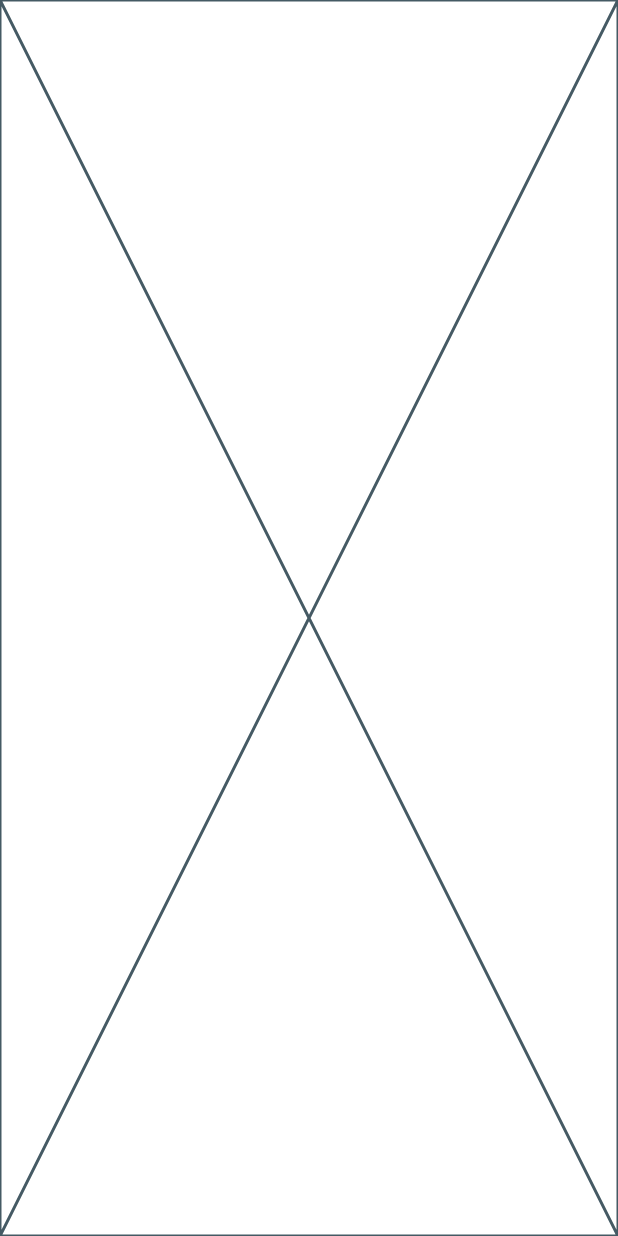
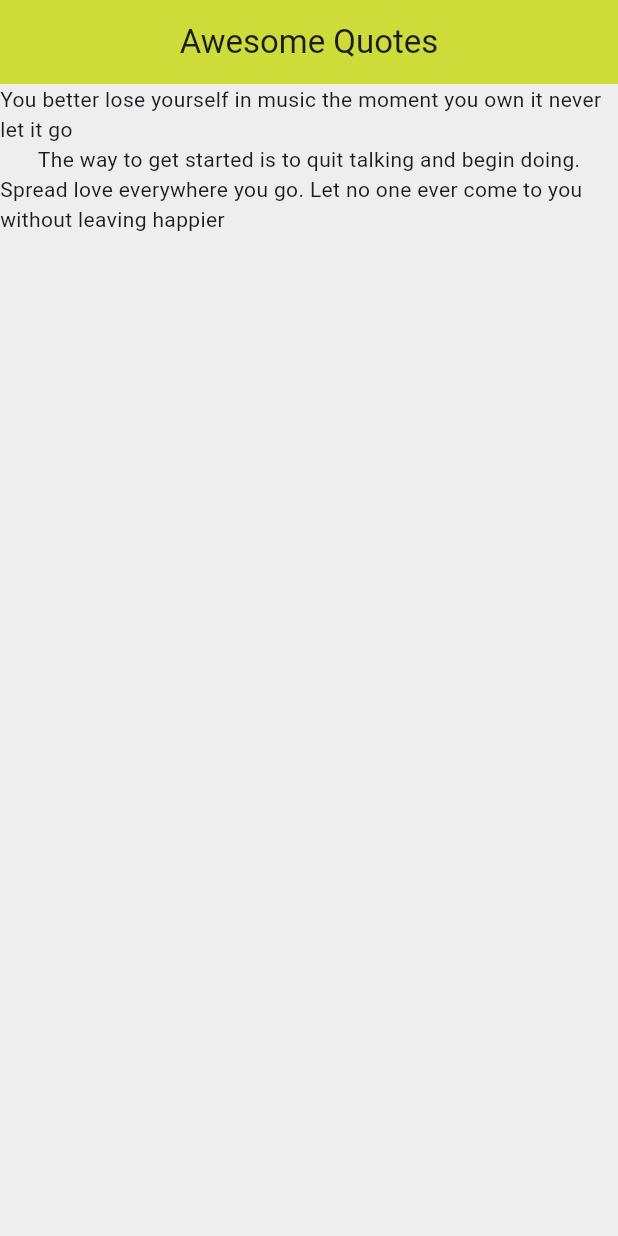
Before and after one commit to jomar-git-comsci/test-list-of-quotes, a Flutter app: the screen it shows after launch, on a phone screen of 412 x 824 dp. Run offline on Flutter 3.47's test engine with Material 3 defaults, Android fonts, the phone set to English and light mode, and no system bars.

Commit message:
second commit

```diff
--- a/lib/main.dart
+++ b/lib/main.dart
@@ -12,8 +12,27 @@ class QuoteList extends StatefulWidget {
 }
 
 class _QuoteListState extends State<QuoteList> {
+
+  List<String> quotes = [
+    'You better lose yourself in music the moment you own it never let it go',
+    'The way to get started is to quit talking and begin doing.',
+    'Spread love everywhere you go. Let no one ever come to you without leaving happier',
+
+  ];
+
   @override
   Widget build(BuildContext context) {
-    return const Placeholder();
+    return Scaffold(
+      backgroundColor: Colors.grey[200],
+      appBar: AppBar(
+        title: const Text("Awesome Quotes"),
+        centerTitle: true,
+        backgroundColor: Colors.lime,
+      ),
+      body: Column(
+        children: quotes.map((quote) => Text(quote),
+        ).toList(),
+      ),
+    );
   }
 }
```
